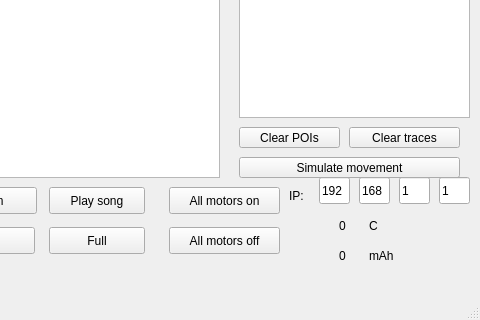
Before: the Qt Designer form src/ui/mainwindow.ui in joonaspessi/rotfl, drawn with Qt 5; both pictures show x 191 to 671 and y 310 to 630 of the 671 by 630 pixel window.
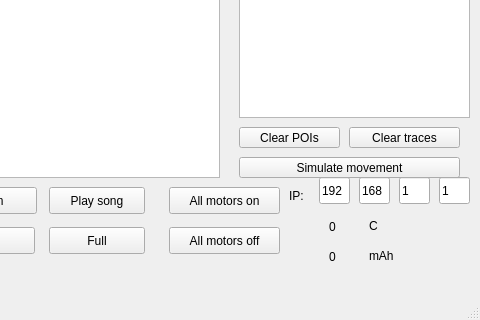
After: the same form once the commit is applied. Custom widgets are drawn as their Qt base class.

Commit message: UI: Fixed charge level status label usage with high numbers

```diff
--- a/src/ui/mainwindow.ui
+++ b/src/ui/mainwindow.ui
@@ -356,10 +356,10 @@
    <widget class="QLabel" name="temperature_label">
     <property name="geometry">
      <rect>
-      <x>530</x>
+      <x>520</x>
       <y>510</y>
-      <width>31</width>
-      <height>17</height>
+      <width>41</width>
+      <height>20</height>
      </rect>
     </property>
     <property name="text">
@@ -369,10 +369,10 @@
    <widget class="QLabel" name="charge_label">
     <property name="geometry">
      <rect>
-      <x>530</x>
+      <x>520</x>
       <y>540</y>
-      <width>31</width>
-      <height>17</height>
+      <width>41</width>
+      <height>20</height>
      </rect>
     </property>
     <property name="text">
```
